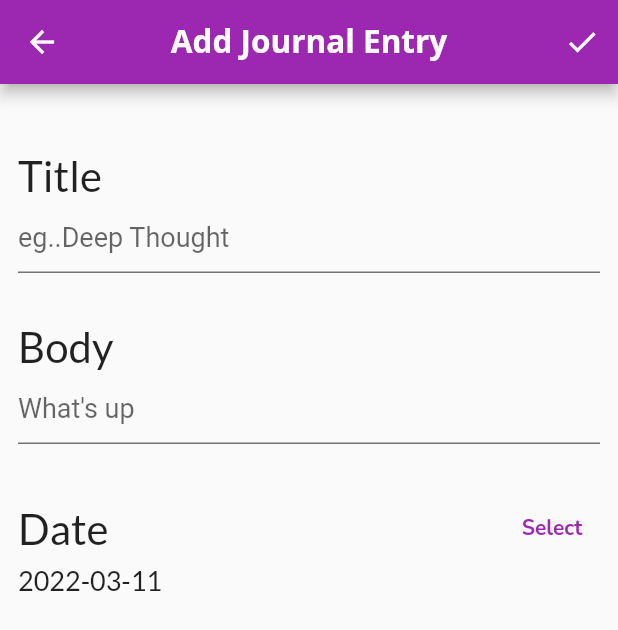
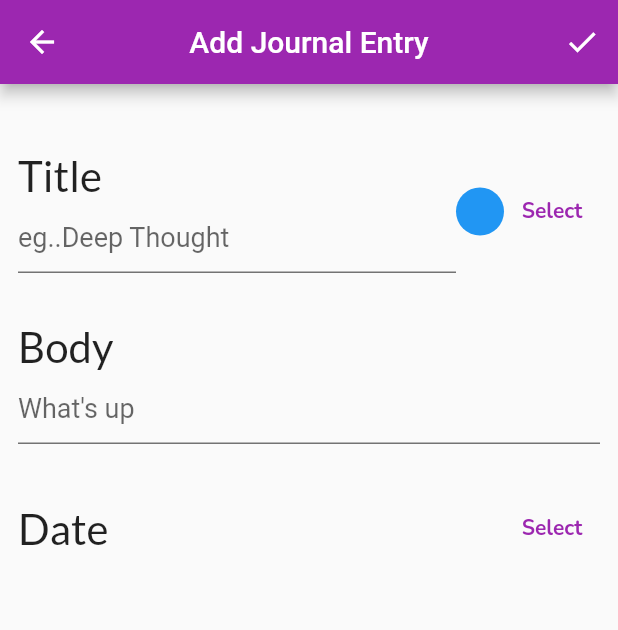
Before and after one commit to emmasonn/apod, a Flutter app: the AddJournalEntry screen opened directly with empty values, after a tap on the "done" icon, on a phone screen of 412 x 824 dp. Shown: the top 630 px of the screen. Run offline on Flutter 3.47's test engine with Material 2 defaults, Android fonts, the phone set to English and light mode, and no system bars; our stand-ins replace flutter_colorpicker, google_fonts.

Commit message:
added flutter color picked to pub

```diff
--- a/lib/ui/AddJournalEntry.dart
+++ b/lib/ui/AddJournalEntry.dart
@@ -4,7 +4,7 @@ import 'package:flutter/material.dart';
 import 'package:flutter/services.dart';
 import 'package:intl/intl.dart';
 import 'package:uuid/uuid.dart';
-import 'package:uuid/uuid.dart';
+import 'package:flutter_colorpicker/flutter_colorpicker.dart';
 import 'package:google_fonts/google_fonts.dart';
 
 import '../domain/journal_model.dart';
@@ -13,11 +13,15 @@ class AddJournalEntry extends StatefulWidget {
   const AddJournalEntry({
     Key? key,
     this.entry,
-    required this.onSave,
-  }) : super(key: key);
+    required this.onCreate,
+    required this.onUpdate,
+  })  : isUpdating = (entry != null),
+        super(key: key);
 
   final Journal? entry;
-  final Function(Journal) onSave;
+  final Function(Journal) onCreate;
+  final Function(Journal) onUpdate;
+  final bool isUpdating;
 
   @override
   State<AddJournalEntry> createState() => _AddJournalEntryState();
@@ -28,6 +32,9 @@ class _AddJournalEntryState extends State<AddJournalEntry> {
   final TextEditingController bodyEditTextController = TextEditingController();
   late DateTime? date;
   late Journal entry;
+  late Color _currentColor;
+  String? _title;
+  String? _body;
 
   @override
   void initState() {
@@ -38,15 +45,44 @@ class _AddJournalEntryState extends State<AddJournalEntry> {
       date = widget.entry!.date;
     }
     date = DateTime.now();
+    _currentColor = Colors.blue;
+
+    // titleEditTextcontroller.addListener(() {
+    //   if (titleEditTextcontroller.text != '') {
+    //     setState(() {
+    //       _title = titleEditTextcontroller.text;
+    //     });
+    //   }
+    // });
+
+    // bodyEditTextController.addListener(() {
+    //   if (titleEditTextcontroller.text != '') {
+    //     setState(() {
+    //       _body = bodyEditTextController.text;
+    //     });
+    //   }
+    // });
   }
 
   void _savedEntry() {
     final entry = Journal(
         id: widget.entry?.id ?? const Uuid().v4(),
-        title: widget.entry?.title ?? titleEditTextcontroller.text,
-        body: widget.entry?.body ?? bodyEditTextController.text,
+        title: titleEditTextcontroller.text,
+        body: bodyEditTextController.text,
         date: widget.entry?.date ?? date!);
-    widget.onSave(entry);
+
+    if (widget.isUpdating) {
+      widget.onUpdate(entry);
+    } else {
+      widget.onCreate(entry);
+    }
+  }
+
+  @override
+  void disposed() {
+    titleEditTextcontroller.dispose();
+    bodyEditTextController.dispose();
+    super.dispose();
   }
 
   @override
@@ -56,7 +92,7 @@ class _AddJournalEntryState extends State<AddJournalEntry> {
         centerTitle: true,
         title: Text(
           widget.entry?.title ?? 'Add Journal Entry',
-          style: ApodTheme.darkTextTheme.headline2,
+          // style: ApodTheme.darkTextTheme.headline2,
         ),
         actions: [
           IconButton(
@@ -75,10 +111,62 @@ class _AddJournalEntryState extends State<AddJournalEntry> {
           const SizedBox(
             height: 32,
           ),
-          InputTextField(
-            controller: titleEditTextcontroller,
-            label: 'Title',
-            hintText: 'eg..Deep Thought',
+          Row(
+            mainAxisAlignment: MainAxisAlignment.spaceBetween,
+            children: [
+              Expanded(
+                child: InputTextField(
+                  controller: titleEditTextcontroller,
+                  label: 'Title',
+                  hintText: 'eg..Deep Thought',
+                ),
+              ),
+              Row(
+                children: [
+                  SizedBox(
+                    height: 32,
+                    width: 32,
+                    child: CircleAvatar(
+                      backgroundColor: _currentColor,
+                    ),
+                  ),
+                  TextButton(
+                    onPressed: () {
+                      showDialog(
+                        context: context,
+                        builder: (context) {
+                          return AlertDialog(
+                            content: BlockPicker(
+                              pickerColor: Colors.white,
+                              onColorChanged: (color) {
+                                setState(() {
+                                  _currentColor = color;
+                                });
+                              },
+                            ),
+                            actions: [
+                              TextButton(
+                                child: const Text('Save'),
+                                onPressed: () {
+                                  Navigator.of(context).pop();
+                                },
+                              ),
+                            ],
+                          );
+                        },
+                      );
+                    },
+                    child: Text(
+                      'Select',
+                      style: GoogleFonts.nunito(
+                        fontWeight: FontWeight.bold,
+                        fontSize: 14,
+                      ),
+                    ),
+                  ),
+                ],
+              ),
+            ],
           ),
           const SizedBox(
             height: 32,
@@ -125,7 +213,7 @@ class _AddJournalEntryState extends State<AddJournalEntry> {
                 ],
               ),
               Text(
-                DateFormat('yyyy-MM-dd').format(date!),
+                (date == null) ? DateFormat('yyyy-MM-dd').format(date!) : '',
                 style: GoogleFonts.lato(fontSize: 18),
               )
             ],
--- a/pubspec.yaml
+++ b/pubspec.yaml
@@ -31,7 +31,7 @@ dev_dependencies:
   freezed: ^0.15.1+1
   json_serializable: ^6.0.1
   uuid: ^3.0.5
-
+  flutter_colorpicker: ^0.6.0
 
 
 flutter:
```
